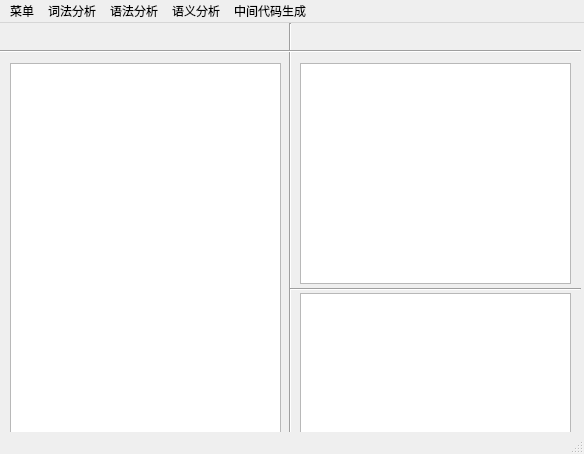
Miooo00/CompilationPrinciple, file Project/Gui/wings.ui: the form before one commit.
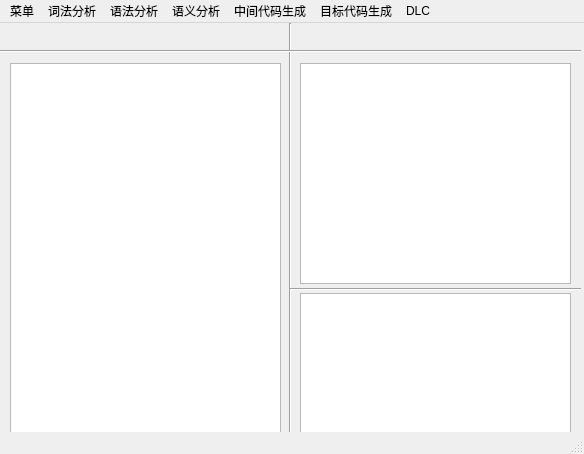
The form after the commit.

The edit to the form file:
```diff
--- a/Project/Gui/wings.ui
+++ b/Project/Gui/wings.ui
@@ -134,7 +134,7 @@
      <x>0</x>
      <y>0</y>
      <width>584</width>
-     <height>18</height>
+     <height>22</height>
     </rect>
    </property>
    <widget class="QMenu" name="menu">
@@ -167,11 +167,25 @@
     <addaction name="action_open"/>
     <addaction name="action_save"/>
    </widget>
+   <widget class="QMenu" name="menu_6">
+    <property name="title">
+     <string>目标代码生成</string>
+    </property>
+    <addaction name="action_run4"/>
+   </widget>
+   <widget class="QMenu" name="menuDLC">
+    <property name="title">
+     <string>DLC</string>
+    </property>
+    <addaction name="action_run5"/>
+   </widget>
    <addaction name="menu_5"/>
    <addaction name="menu"/>
    <addaction name="menu_2"/>
    <addaction name="menu_3"/>
    <addaction name="menu_4"/>
+   <addaction name="menu_6"/>
+   <addaction name="menuDLC"/>
   </widget>
   <widget class="QStatusBar" name="statusbar"/>
   <action name="action">
```
Left out of the diff: 14 changed lines with no effect on the pictures.
